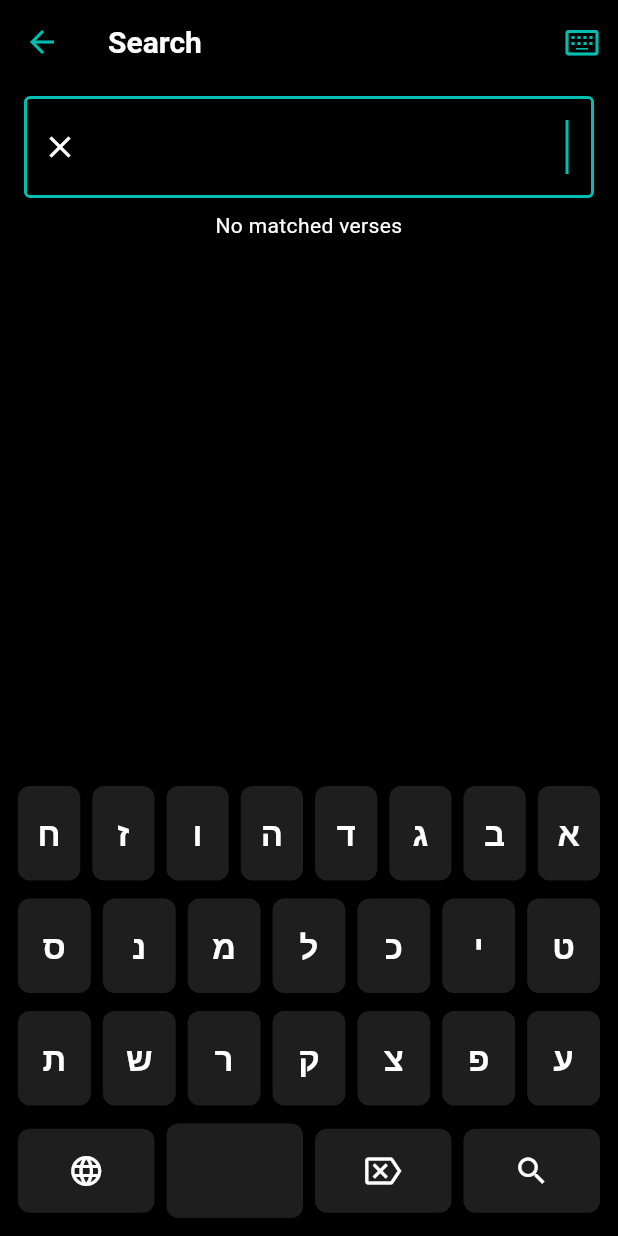
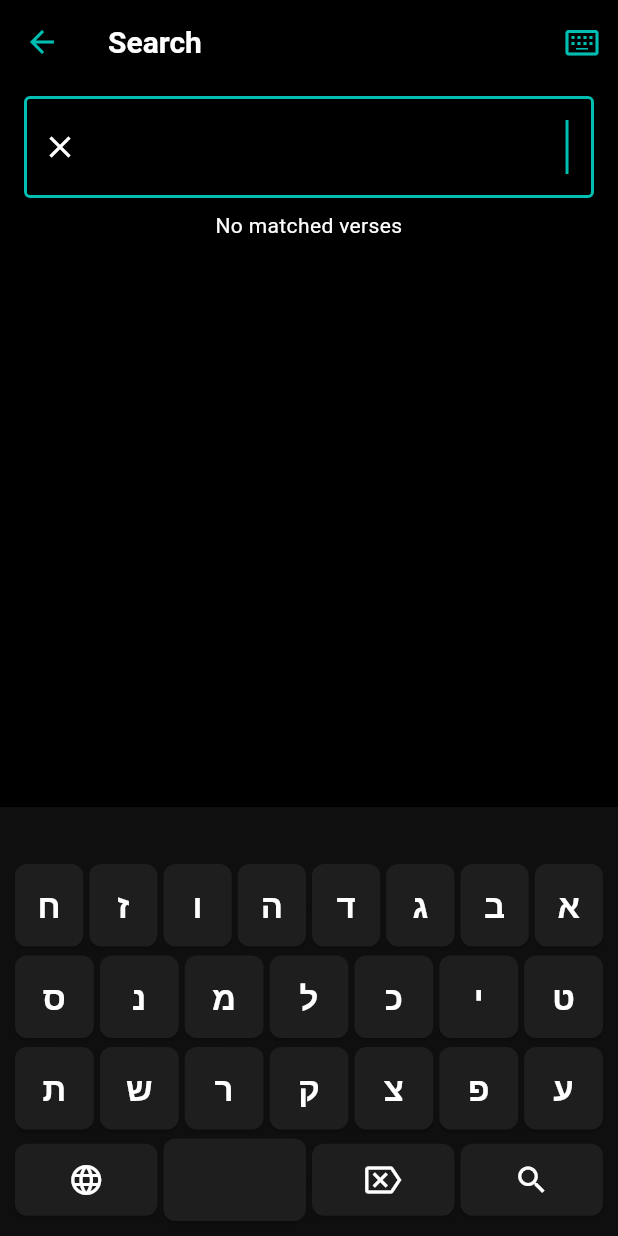
Before and after one commit to globalbibletools/study-app, a Flutter app: the SearchPage screen opened directly, on a phone screen of 412 x 824 dp. Run offline on Flutter 3.47's test engine with Material 3 defaults, Android fonts, the phone set to English and light mode, and no system bars; our stand-ins replace connectivity_plus, get_it, package_info_plus, shared_preferences, sqflite; missing offline and left inert: sqlite3, unorm_dart; accounts and stored records are empty; Roboto replaces fonts that are missing (sbl); statements that could not run were skipped; project files that could hold a hidden picture were left out.

Commit message:
refine keyboard button sizing

```diff
--- a/lib/ui/search/keyboard.dart
+++ b/lib/ui/search/keyboard.dart
@@ -1,5 +1,8 @@
 import 'package:flutter/material.dart';
 import 'package:flutter/services.dart';
+
+const _interkeySpace = 2.0;
+const _innerKeyVerticalPadding = 12.0;
 
 /// A custom in-app keyboard for Biblical Hebrew and Greek alphabets.
 class HebrewGreekKeyboard extends StatefulWidget {
@@ -41,8 +44,6 @@ class HebrewGreekKeyboard extends StatefulWidget {
 }
 
 class _HebrewGreekKeyboardState extends State<HebrewGreekKeyboard> {
-  // bool _isHebrew = true;
-
   /// Handles the press of a standard letter or space key.
   /// This method atomically updates the controller's text and selection.
   void _onKeyPressed(String text) {
@@ -107,13 +108,19 @@ class _HebrewGreekKeyboardState extends State<HebrewGreekKeyboard> {
     return Container(
       width: double.infinity,
       color: widget.backgroundColor,
-      padding: const EdgeInsets.all(8.0),
+      padding: const EdgeInsets.only(
+        left: 8,
+        top: _interkeySpace * 2,
+        right: 8,
+        bottom: 8,
+      ),
       child: Column(
         mainAxisSize: MainAxisSize.min,
         children: [
           _buildCandidateList(),
+          const SizedBox(height: _interkeySpace),
           _buildKeyboardLayout(),
-          const SizedBox(height: 4),
+          const SizedBox(height: _interkeySpace),
           _buildActionRow(),
         ],
       ),
@@ -123,7 +130,7 @@ class _HebrewGreekKeyboardState extends State<HebrewGreekKeyboard> {
   /// Builds the top row for word candidates using a ValueListenableBuilder.
   /// This widget automatically rebuilds ONLY the candidate row when the notifier's value changes.
   Widget _buildCandidateList() {
-    const candidateRowHeight = 50.0;
+    const candidateRowHeight = 30.0;
 
     // If no notifier is provided, just return a fixed-size empty box
     // to prevent the keyboard from changing height.
@@ -143,11 +150,9 @@ class _HebrewGreekKeyboardState extends State<HebrewGreekKeyboard> {
 
         Widget buildCandidateButton(String candidate) {
           return Expanded(
-            child: Padding(
-              padding: const EdgeInsets.symmetric(horizontal: 2.0),
             child: TextButton(
               style: TextButton.styleFrom(
-                  backgroundColor: widget.backgroundColor.withOpacity(0.5),
+                backgroundColor: widget.backgroundColor,
                 shape: RoundedRectangleBorder(
                   borderRadius: BorderRadius.circular(8.0),
                 ),
@@ -162,11 +167,7 @@ class _HebrewGreekKeyboardState extends State<HebrewGreekKeyboard> {
                   style: TextStyle(
                     color: widget.keyTextColor,
                     fontSize: 18.0,
-                      fontWeight: FontWeight.w600,
                     fontFamily: 'sbl',
-                    ),
-                    overflow: TextOverflow.ellipsis,
-                    maxLines: 1,
                   ),
                 ),
               ),
@@ -198,7 +199,7 @@ class _HebrewGreekKeyboardState extends State<HebrewGreekKeyboard> {
           textDirection: direction,
           child: SizedBox(
             height: candidateRowHeight,
-            child: Row(children: slots),
+            child: Center(child: Row(children: slots)),
           ),
         );
       },
@@ -216,9 +217,9 @@ class _HebrewGreekKeyboardState extends State<HebrewGreekKeyboard> {
         mainAxisSize: MainAxisSize.min,
         children: [
           _buildLetterRow(row1, TextDirection.rtl),
-          const SizedBox(height: 4),
+          const SizedBox(height: _interkeySpace),
           _buildLetterRow(row2, TextDirection.rtl),
-          const SizedBox(height: 4),
+          const SizedBox(height: _interkeySpace),
           _buildLetterRow(row3, TextDirection.rtl),
         ],
       );
@@ -232,9 +233,9 @@ class _HebrewGreekKeyboardState extends State<HebrewGreekKeyboard> {
         mainAxisSize: MainAxisSize.min,
         children: [
           _buildLetterRow(row1, TextDirection.ltr),
-          const SizedBox(height: 4),
+          const SizedBox(height: _interkeySpace),
           _buildLetterRow(row2, TextDirection.ltr),
-          const SizedBox(height: 4),
+          const SizedBox(height: _interkeySpace),
           _buildLetterRow(row3, TextDirection.ltr),
         ],
       );
@@ -272,7 +273,7 @@ class _HebrewGreekKeyboardState extends State<HebrewGreekKeyboard> {
           Expanded(
             flex: 2,
             child: Padding(
-              padding: const EdgeInsets.all(4.0),
+              padding: const EdgeInsets.all(_interkeySpace),
               child: ElevatedButton(
                 style: ElevatedButton.styleFrom(
                   backgroundColor: widget.keyColor,
@@ -280,7 +281,9 @@ class _HebrewGreekKeyboardState extends State<HebrewGreekKeyboard> {
                   shape: RoundedRectangleBorder(
                     borderRadius: BorderRadius.circular(8.0),
                   ),
-                  padding: const EdgeInsets.symmetric(vertical: 16.0),
+                  padding: const EdgeInsets.symmetric(
+                    vertical: _innerKeyVerticalPadding,
+                  ),
                 ),
                 onPressed: () {
                   HapticFeedback.lightImpact();
@@ -297,6 +300,7 @@ class _HebrewGreekKeyboardState extends State<HebrewGreekKeyboard> {
               ),
             ),
           ),
+
           // Space Key
           _KeyboardKey(
             text: ' ',
@@ -305,11 +309,12 @@ class _HebrewGreekKeyboardState extends State<HebrewGreekKeyboard> {
             textColor: widget.keyTextColor,
             flex: 2,
           ),
+
           // Backspace
           Expanded(
             flex: 2,
             child: Padding(
-              padding: const EdgeInsets.all(4.0),
+              padding: const EdgeInsets.all(_interkeySpace),
               child: ElevatedButton(
                 style: ElevatedButton.styleFrom(
                   backgroundColor: widget.keyColor,
@@ -317,7 +322,9 @@ class _HebrewGreekKeyboardState extends State<HebrewGreekKeyboard> {
                   shape: RoundedRectangleBorder(
                     borderRadius: BorderRadius.circular(8.0),
                   ),
-                  padding: const EdgeInsets.symmetric(vertical: 16.0),
+                  padding: const EdgeInsets.symmetric(
+                    vertical: _innerKeyVerticalPadding,
+                  ),
                 ),
                 onPressed: _onBackspacePressed,
                 child: Directionality(
@@ -332,11 +339,12 @@ class _HebrewGreekKeyboardState extends State<HebrewGreekKeyboard> {
               ),
             ),
           ),
+
           // Search
           Expanded(
             flex: 2,
             child: Padding(
-              padding: const EdgeInsets.all(4.0),
+              padding: const EdgeInsets.all(_interkeySpace),
               child: ElevatedButton(
                 style: ElevatedButton.styleFrom(
                   backgroundColor: widget.keyColor,
@@ -344,7 +352,9 @@ class _HebrewGreekKeyboardState extends State<HebrewGreekKeyboard> {
                   shape: RoundedRectangleBorder(
                     borderRadius: BorderRadius.circular(8.0),
                   ),
-                  padding: const EdgeInsets.symmetric(vertical: 16.0),
+                  padding: const EdgeInsets.symmetric(
+                    vertical: _innerKeyVerticalPadding,
+                  ),
                 ),
                 onPressed: () {
                   HapticFeedback.lightImpact();
@@ -380,7 +390,7 @@ class _KeyboardKey extends StatelessWidget {
     return Expanded(
       flex: flex,
       child: Padding(
-        padding: const EdgeInsets.all(4.0),
+        padding: const EdgeInsets.all(_interkeySpace),
         child: ElevatedButton(
           style: ElevatedButton.styleFrom(
             backgroundColor: keyColor,
@@ -388,7 +398,9 @@ class _KeyboardKey extends StatelessWidget {
             shape: RoundedRectangleBorder(
               borderRadius: BorderRadius.circular(8.0),
             ),
-            padding: const EdgeInsets.symmetric(vertical: 16.0),
+            padding: const EdgeInsets.symmetric(
+              vertical: _innerKeyVerticalPadding,
+            ),
           ),
           onPressed: onKeyPressed,
           child: Text(
--- a/lib/ui/search/search.dart
+++ b/lib/ui/search/search.dart
@@ -196,7 +196,12 @@ class _SearchPageState extends State<SearchPage> {
                   !_isSwitchingKeyboard)
                 HebrewGreekKeyboard(
                   controller: _controller,
-                  backgroundColor: Theme.of(context).scaffoldBackgroundColor,
+                  backgroundColor:
+                      Color.lerp(
+                        Theme.of(context).scaffoldBackgroundColor,
+                        Theme.of(context).colorScheme.surface,
+                        0.5,
+                      )!,
                   keyColor: Theme.of(context).colorScheme.surface,
                   keyTextColor: Theme.of(context).colorScheme.onSurface,
                   onLanguageChange: (textDirection) {
```
Lines whose indentation alone changed are shown as unchanged.
